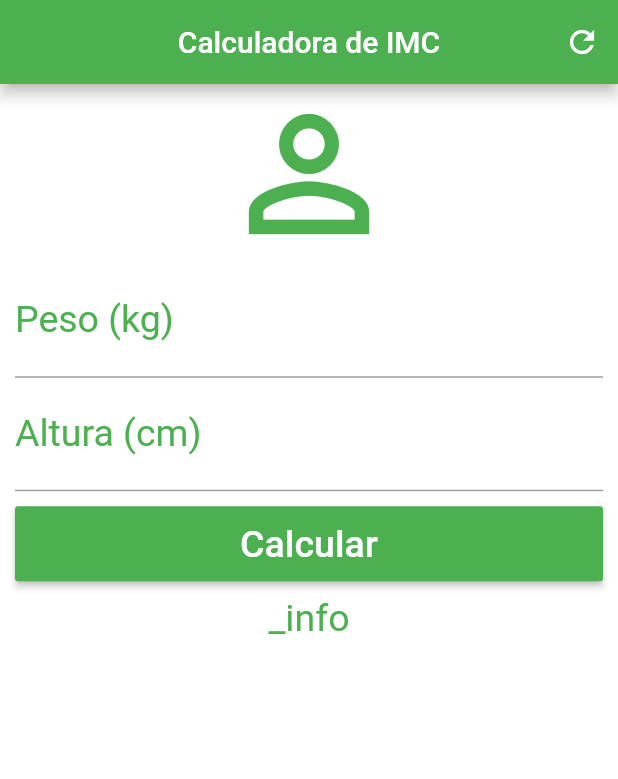
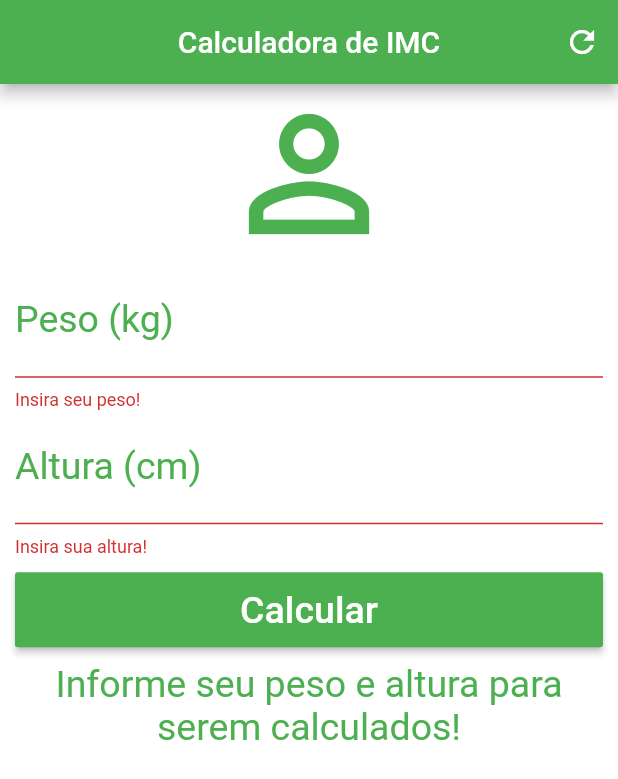
Before and after one commit to salami96/flutter, a Flutter app: the screen it shows after launch, after a tap on "Calcular", on a phone screen of 412 x 824 dp. Shown: the top 779 px of the screen. Run offline on Flutter 3.47's test engine with Material 2 defaults, Android fonts, the phone set to English and light mode, and no system bars.

Commit message:
app finished

```diff
--- a/imc/lib/main.dart
+++ b/imc/lib/main.dart
@@ -12,9 +12,40 @@ class Home extends StatefulWidget {
 }
 
 class _HomeState extends State<Home> {
-  @override
-  String _info;
+  String _info = "Informe seu peso e altura para serem calculados!";
+  TextEditingController pesoController = TextEditingController();
+  TextEditingController altController = TextEditingController();
 
+  GlobalKey<FormState> _formKey = GlobalKey<FormState>();
+
+  void clearInfo(){
+    setState((){
+      pesoController.text = "";
+      altController.text = "";
+      _info = "Informe seu peso e altura para serem calculados!";
+      _formKey = GlobalKey<FormState>();
+    });
+  }
+  void calcular(){
+    setState(() {
+      double peso = double.parse(pesoController.text);
+      double alt = double.parse(altController.text) / 100;
+      double res = peso / (alt * alt);
+      if(res < 18.6){
+        _info = "Abaixo do peso. Imc de ${res.toStringAsPrecision(4)}";
+      } else if (res >= 18.6 && res < 24.9){
+        _info = "Peso ideal. Imc de ${res.toStringAsPrecision(4)}";
+      } else if (res >= 24.9 && res < 29.9){
+        _info = "Levemente acima do peso. Imc de ${res.toStringAsPrecision(4)}";
+      } else if (res >= 29.9 && res < 34.9){
+        _info = "Obesidade grau I. Imc de ${res.toStringAsPrecision(4)}";
+      } else if (res >= 34.9 && res < 39.9){
+        _info = "Obesidade grau II. Imc de ${res.toStringAsPrecision(4)}";
+      } else if (res >= 39.9){
+        _info = "Obesidade grau III. Imc de ${res.toStringAsPrecision(4)}";
+      }
+    });
+  }
   Widget build(BuildContext context) {
     return Scaffold(
       appBar: AppBar(
@@ -23,31 +54,44 @@ class _HomeState extends State<Home> {
         backgroundColor: Colors.green,
         actions: <Widget>[
           IconButton(icon: Icon(Icons.refresh), onPressed: () {
-            _info = "";
-
+            clearInfo();
           },)
         ],
       ),
       backgroundColor: Colors.white,
       body: SingleChildScrollView(
         padding: EdgeInsets.fromLTRB(10, 0, 10, 10),
+        child: Form(
+          key: _formKey,
           child: Column(
             crossAxisAlignment: CrossAxisAlignment.stretch,
             children: <Widget>[
               Icon(Icons.person_outline, size: 120, color: Colors.green),
-            TextField(keyboardType: TextInputType.number, decoration: InputDecoration(
+              TextFormField(keyboardType: TextInputType.number, decoration: InputDecoration(
                   labelText: "Peso (kg)",
                   labelStyle: TextStyle(color: Colors.green)
                 ),
                 textAlign: TextAlign.center,
                 style: TextStyle(color: Colors.green, fontSize: 25),
+                controller: pesoController,
+                validator: (value){
+                  if(value.isEmpty){
+                    return "Insira seu peso!";
+                  }
+                },
               ),
-            TextField(keyboardType: TextInputType.number, decoration: InputDecoration(
+              TextFormField(keyboardType: TextInputType.number, decoration: InputDecoration(
                   labelText: "Altura (cm)",
                   labelStyle: TextStyle(color: Colors.green)
                 ),
                 textAlign: TextAlign.center,
                 style: TextStyle(color: Colors.green, fontSize: 25),
+                controller: altController,
+                validator: (value){
+                  if(value.isEmpty){
+                    return "Insira sua altura!";
+                  }
+                },
               ),
               Padding(
                 padding: EdgeInsets.fromLTRB(0, 10, 0, 10),
@@ -55,7 +99,9 @@ class _HomeState extends State<Home> {
                   height: 50,
                   child: RaisedButton(
                     onPressed: () {
-
+                      if (_formKey.currentState.validate()){
+                        calcular();
+                      }
                     },
                     child: Text("Calcular",
                       style: TextStyle(color: Colors.white, fontSize: 25)),
@@ -63,9 +109,10 @@ class _HomeState extends State<Home> {
                   ),
                 ),
               ),
-            Text("_info", textAlign: TextAlign.center, style: TextStyle(fontSize: 25, color: Colors.green),)
+              Text(_info, textAlign: TextAlign.center, style: TextStyle(fontSize: 25, color: Colors.green),)
             ],
           ),
+        )
       )
     );
   }
```
Lines whose indentation alone changed are shown as unchanged.
